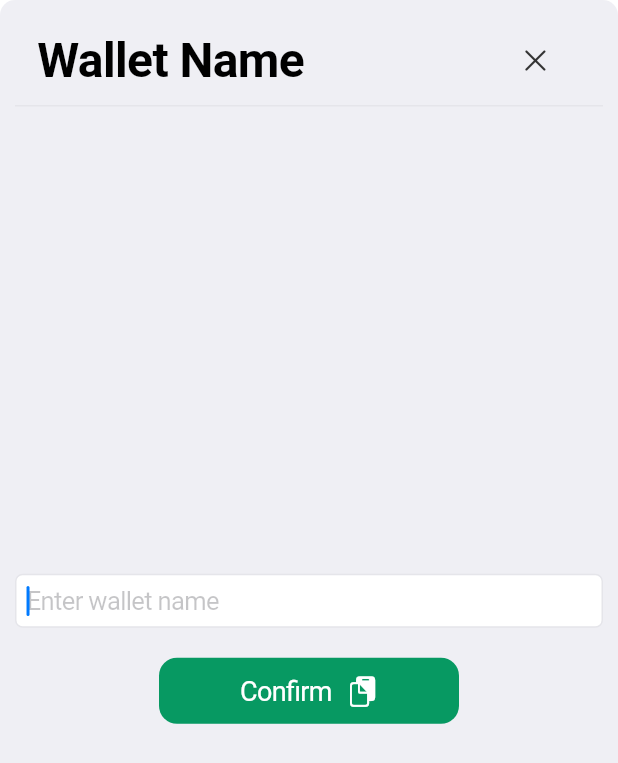
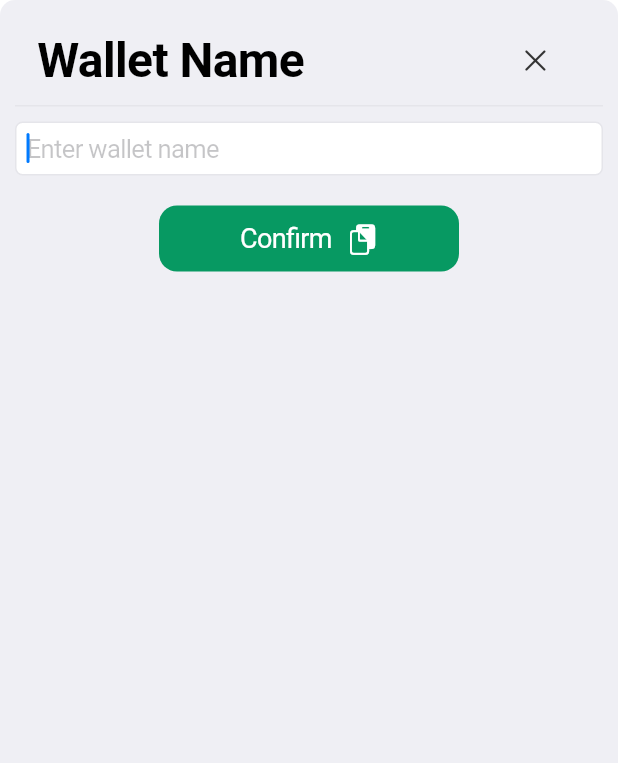
Before and after one commit to citizenwallet/app, a Flutter app: the TextInputModal screen opened directly, on a phone screen of 412 x 824 dp. Shown: the top 763 px of the screen. Run offline on Flutter 3.47's test engine with Material 2 defaults, Android fonts, the phone set to English and light mode, and no system bars; our stand-ins replace flutter_dotenv, flutter_secure_storage, flutter_svg, go_router, lottie, pretty_qr_code and 2 more; missing offline and left inert: mobile_scanner, qr, throttled, web3dart; accounts and stored records are empty; project files that could hold a hidden picture were left out.

Commit message:
[fixed] wallet switching and selection

```diff
--- a/lib/screens/wallet/screen.dart
+++ b/lib/screens/wallet/screen.dart
@@ -85,6 +85,7 @@ class WalletScreenState extends State<WalletScreen> {
       barrierDismissible: true,
       builder: (modalContext) => SwitchWalletModal(
         logic: _logic,
+        currentAddress: widget.address,
       ),
     );
 
--- a/lib/screens/wallet/wallet_row.dart
+++ b/lib/screens/wallet/wallet_row.dart
@@ -5,12 +5,14 @@ import 'package:flutter/cupertino.dart';
 
 class WalletRow extends StatelessWidget {
   final DBWallet wallet;
+  final bool isSelected;
   final void Function()? onTap;
   final void Function()? onMore;
 
   const WalletRow(
     this.wallet, {
     super.key,
+    this.isSelected = false,
     this.onTap,
     this.onMore,
   });
@@ -32,7 +34,9 @@ class WalletRow extends StatelessWidget {
               borderRadius: BorderRadius.circular(10),
               border: Border.all(
                 width: 2,
-                color: ThemeColors.uiBackground.resolveFrom(context),
+                color: isSelected
+                    ? ThemeColors.primary.resolveFrom(context)
+                    : ThemeColors.uiBackground.resolveFrom(context),
               ),
             ),
             child: Row(
--- a/lib/widgets/scanner.dart
+++ b/lib/widgets/scanner.dart
@@ -233,7 +233,7 @@ class ScannerState extends State<Scanner> with TickerProviderStateMixin {
                                   child: Center(
                                     child: CupertinoButton(
                                       padding: const EdgeInsets.all(5),
-                                      onPressed: () => handleDismiss(context),
+                                      onPressed: handleToggleTorch,
                                       child: Icon(
                                         _torchState == TorchState.off
                                             ? CupertinoIcons.lightbulb
--- a/lib/widgets/text_input_modal.dart
+++ b/lib/widgets/text_input_modal.dart
@@ -79,7 +79,7 @@ class TextInputModalState extends State<TextInputModal> {
   Widget build(BuildContext context) {
     return DismissibleModalPopup(
       modalKey: 'text-input-modal',
-      maxHeight: 300,
+      maxHeight: 350,
       paddingSides: 10,
       onUpdate: (details) {
         if (details.direction == DismissDirection.down &&
@@ -109,9 +109,12 @@ class TextInputModalState extends State<TextInputModal> {
                 ),
                 Expanded(
                   child: Column(
-                    mainAxisAlignment: MainAxisAlignment.center,
-                    crossAxisAlignment: CrossAxisAlignment.center,
+                    mainAxisAlignment: MainAxisAlignment.start,
+                    crossAxisAlignment: CrossAxisAlignment.start,
                     children: [
+                      const SizedBox(
+                        height: 10,
+                      ),
                       CupertinoTextField(
                         controller: _controller,
                         placeholder: widget.placeholder,
@@ -120,7 +123,9 @@ class TextInputModalState extends State<TextInputModal> {
                         autocorrect: false,
                         enableSuggestions: false,
                         obscureText: widget.secure,
-                        textInputAction: TextInputAction.done,
+                        textInputAction: widget.confirm
+                            ? TextInputAction.next
+                            : TextInputAction.done,
                         decoration: BoxDecoration(
                           color: const CupertinoDynamicColor.withBrightness(
                             color: CupertinoColors.white,
@@ -148,7 +153,7 @@ class TextInputModalState extends State<TextInputModal> {
                         ),
                       if (widget.confirm)
                         const Text(
-                          'Confirm password',
+                          'Confirm',
                           style: TextStyle(
                               fontSize: 24, fontWeight: FontWeight.bold),
                         ),
```
Also changed, not shown: lib/screens/wallet/switch_wallet_modal.dart (+15 -7 lines).
